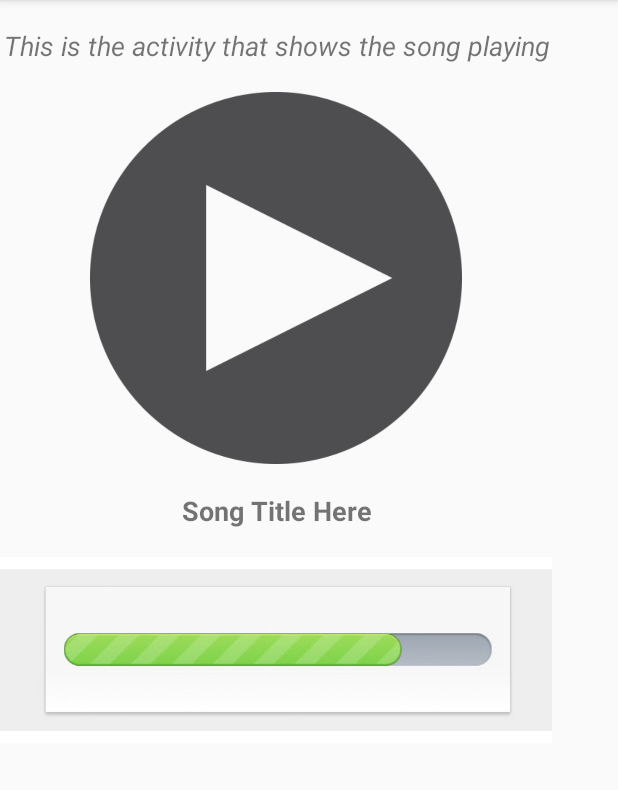
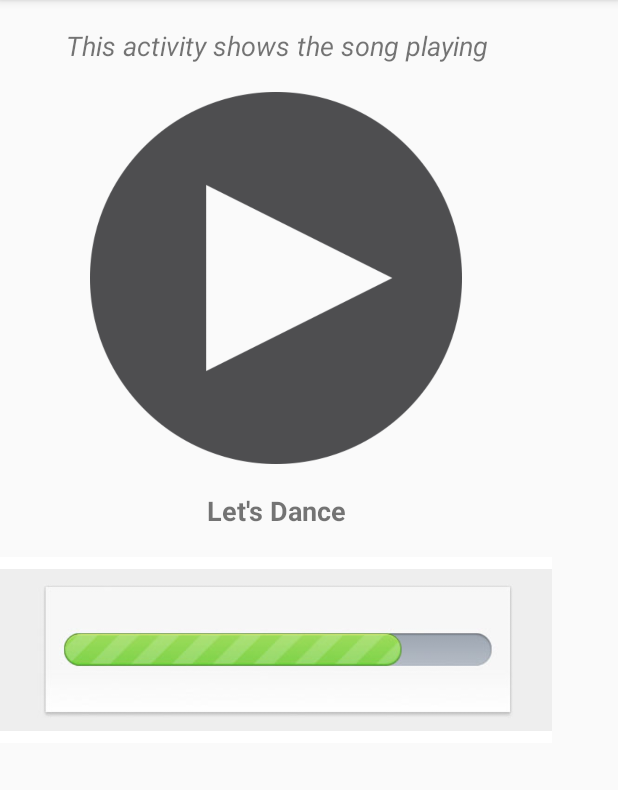
Before and after one commit to gzr7702/MusicPlayer, an Android app: the DisplayLibraryActivity screen opened directly, with no data from a screen before it, after a tap on "Let's Dance", on a phone screen of 412 x 824 dp, the part 84-874 px from its top. Run offline under Robolectric (Android 15) with nearby library versions, the phone set to English and light mode, and no system bars.

Commit message:
feat: pass song title to play activity

```diff
--- a/app/src/main/java/com/gzr7702/musicplayer/DisplayLibraryActivity.java
+++ b/app/src/main/java/com/gzr7702/musicplayer/DisplayLibraryActivity.java
@@ -17,20 +17,23 @@ import java.util.ArrayList;
  */
 
 public class DisplayLibraryActivity extends AppCompatActivity {
+    ArrayList<SongItem> mSongs = new ArrayList<SongItem>();
 
     @Override
     protected void onCreate(Bundle savedInstanceState) {
         super.onCreate(savedInstanceState);
         setContentView(R.layout.activity_display_library);
 
-        ArrayAdapter adapter = new ListAdapter(this, generateData());
+        generateData();
+        ArrayAdapter adapter = new ListAdapter(this, mSongs);
 
         final ListView listView = (ListView) findViewById(R.id.music_list);
 
         listView.setOnItemClickListener(new AdapterView.OnItemClickListener() {
             public void onItemClick(AdapterView<?> parent, View view, int position, long id) {
-                    Intent playIntent = new Intent(getApplicationContext(), PlayActivity.class);
-                playIntent.putExtra("songTitle", "hello");
+                Intent playIntent = new Intent(getApplicationContext(), PlayActivity.class);
+                String songTitle = mSongs.get(position).getTitle();
+                playIntent.putExtra("songTitle", songTitle);
                 startActivity(playIntent);
             }
         });
@@ -38,24 +41,21 @@ public class DisplayLibraryActivity extends AppCompatActivity {
         listView.setAdapter(adapter);
     }
 
-    private ArrayList<SongItem> generateData() {
-        ArrayList<SongItem> songs = new ArrayList<SongItem>();
-        songs.add(new SongItem("Song List"));
-        songs.add(new SongItem(R.drawable.audio_file, "Stairway to Heaven"));
-        songs.add(new SongItem(R.drawable.audio_file, "Let's Dance"));
-        songs.add(new SongItem(R.drawable.audio_file, "Master of Puppets"));
-        songs.add(new SongItem(R.drawable.audio_file, "Live till You Die"));
-        songs.add(new SongItem(R.drawable.audio_file, "Umbrella"));
-        songs.add(new SongItem(R.drawable.audio_file, "Rolling in the Deep"));
-        songs.add(new SongItem(R.drawable.audio_file, "Just Dance"));
-        songs.add(new SongItem(R.drawable.audio_file, "Whiskey in the Jar"));
-        songs.add(new SongItem(R.drawable.audio_file, "Mr. Brightside"));
-        songs.add(new SongItem(R.drawable.audio_file, "War Pigs"));
-        songs.add(new SongItem(R.drawable.audio_file, "Ghost Town"));
-        songs.add(new SongItem(R.drawable.audio_file, "Message in a Bottle"));
-        songs.add(new SongItem(R.drawable.audio_file, "Billie Jean"));
-        songs.add(new SongItem(R.drawable.audio_file, "Bohemian Rhapsody"));
-
-        return songs;
+    private void generateData() {
+        mSongs.add(new SongItem("Song List"));
+        mSongs.add(new SongItem(R.drawable.audio_file, "Stairway to Heaven"));
+        mSongs.add(new SongItem(R.drawable.audio_file, "Let's Dance"));
+        mSongs.add(new SongItem(R.drawable.audio_file, "Master of Puppets"));
+        mSongs.add(new SongItem(R.drawable.audio_file, "Live till You Die"));
+        mSongs.add(new SongItem(R.drawable.audio_file, "Umbrella"));
+        mSongs.add(new SongItem(R.drawable.audio_file, "Rolling in the Deep"));
+        mSongs.add(new SongItem(R.drawable.audio_file, "Just Dance"));
+        mSongs.add(new SongItem(R.drawable.audio_file, "Whiskey in the Jar"));
+        mSongs.add(new SongItem(R.drawable.audio_file, "Mr. Brightside"));
+        mSongs.add(new SongItem(R.drawable.audio_file, "War Pigs"));
+        mSongs.add(new SongItem(R.drawable.audio_file, "Ghost Town"));
+        mSongs.add(new SongItem(R.drawable.audio_file, "Message in a Bottle"));
+        mSongs.add(new SongItem(R.drawable.audio_file, "Billie Jean"));
+        mSongs.add(new SongItem(R.drawable.audio_file, "Bohemian Rhapsody"));
     }
 }
--- a/app/src/main/java/com/gzr7702/musicplayer/PlayActivity.java
+++ b/app/src/main/java/com/gzr7702/musicplayer/PlayActivity.java
@@ -4,6 +4,9 @@ import android.content.Intent;
 import android.support.v7.app.AppCompatActivity;
 import android.os.Bundle;
 import android.util.Log;
+import android.widget.TextView;
+
+import org.w3c.dom.Text;
 
 public class PlayActivity extends AppCompatActivity {
 
@@ -12,8 +15,10 @@ public class PlayActivity extends AppCompatActivity {
         super.onCreate(savedInstanceState);
         setContentView(R.layout.activity_play);
 
+        TextView titleView = (TextView) findViewById(R.id.song_title_text);
+
         Intent intent = getIntent();
         String title = intent.getStringExtra("songTitle");
-        Log.v("title", title);
+        titleView.setText(title);
     }
 }
--- a/app/src/main/res/layout/activity_play.xml
+++ b/app/src/main/res/layout/activity_play.xml
@@ -36,12 +36,12 @@
             tools:layout_editor_absoluteY="0dp"/>
 
         <TextView
+            android:id="@+id/song_title_text"
             android:layout_width="match_parent"
             android:layout_height="0dp"
             android:layout_gravity="center_horizontal"
             android:layout_weight="1"
             android:gravity="center"
-            android:text="Song Title Here"
             android:textAlignment="center"
             android:textSize="18sp"
             android:textStyle="bold"
--- a/app/src/main/res/values/strings.xml
+++ b/app/src/main/res/values/strings.xml
@@ -6,5 +6,5 @@
     <string name="library_activity_label">This is the library activity that shows the device music library</string>
     <string name="header">Music Library</string>
 
-    <string name="play_activity_label">This is the activity that shows the song playing</string>
+    <string name="play_activity_label">This activity shows the song playing</string>
 </resources>
```
